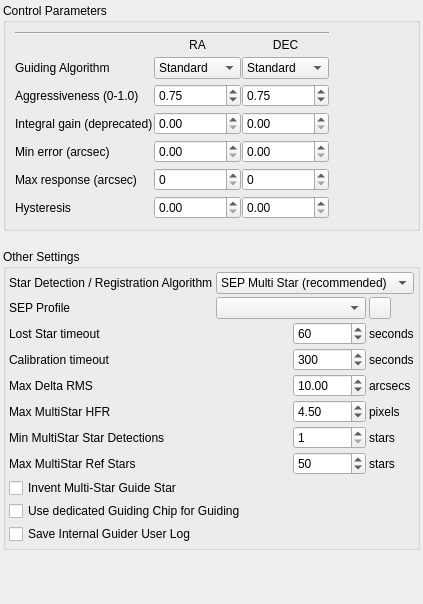
First picture: the form in kstars/ekos/guide/opsguide.ui, repository ckemper67/kstars, before the edit.
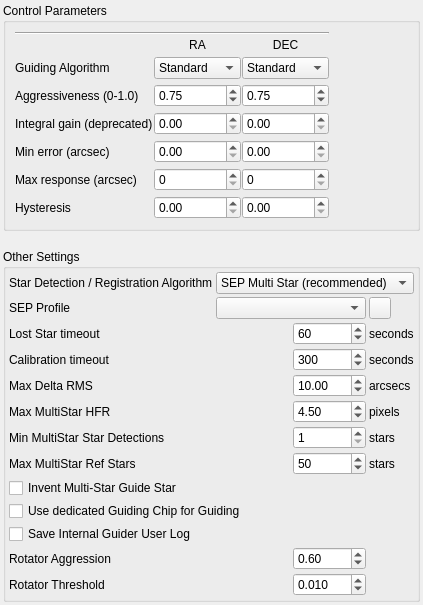
Second picture: the form after the edit.

Commit message: ekos/guide/donuts: add rotation guiding signal path and rotator controls

```diff
--- a/kstars/ekos/guide/opsguide.ui
+++ b/kstars/ekos/guide/opsguide.ui
@@ -581,6 +581,55 @@
           </property>
          </widget>
         </item>
+        <item row="12" column="0" colspan="2">
+         <widget class="QLabel" name="label_RotatorAggression">
+          <property name="toolTip">
+           <string>Aggressiveness of the rotator guiding loop (0.0 to 1.0).</string>
+          </property>
+          <property name="text">
+           <string>Rotator Aggression</string>
+          </property>
+         </widget>
+        </item>
+        <item row="12" column="2">
+         <widget class="QDoubleSpinBox" name="kcfg_RotatorAggression">
+          <property name="maximum">
+           <double>1.000000000000000</double>
+          </property>
+          <property name="singleStep">
+           <double>0.050000000000000</double>
+          </property>
+          <property name="value">
+           <double>0.600000000000000</double>
+          </property>
+         </widget>
+        </item>
+        <item row="13" column="0" colspan="2">
+         <widget class="QLabel" name="label_RotatorThreshold">
+          <property name="toolTip">
+           <string>Minimum rotation error in degrees before a correction is sent to the rotator.</string>
+          </property>
+          <property name="text">
+           <string>Rotator Threshold</string>
+          </property>
+         </widget>
+        </item>
+        <item row="13" column="2">
+         <widget class="QDoubleSpinBox" name="kcfg_RotatorThreshold">
+          <property name="decimals">
+           <number>3</number>
+          </property>
+          <property name="maximum">
+           <double>10.000000000000000</double>
+          </property>
+          <property name="singleStep">
+           <double>0.001000000000000</double>
+          </property>
+          <property name="value">
+           <double>0.010000000000000</double>
+          </property>
+         </widget>
+        </item>
         <item row="7" column="3">
          <widget class="QLabel" name="label_23">
           <property name="text">
```
Left out of the diff: 2 changed lines with no effect on the pictures. The commit also changes 8 other files.
